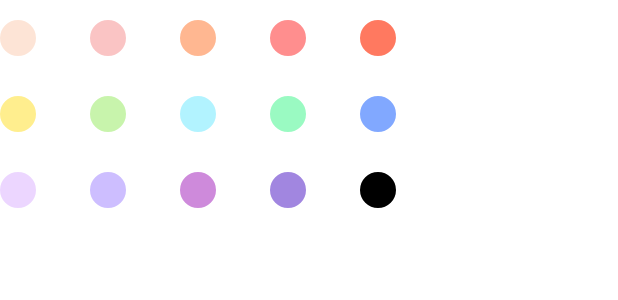
After one commit to LeeJangHee/my-movie-diary, an Android app: the layout layout_color_first.xml on its own in the app's theme, with its tools: preview values and no code run, on a phone screen of 412 x 824 dp. The commit adds this screen. Shown: the top 300 px of the screen. Run offline under Robolectric (Android 15) with nearby library versions, the phone set to English and light mode, and no system bars.

Commit message:
- 처음 색상 선택 수정

```diff
--- a/app/src/main/java/com/devlee/mymoviediary/presentation/adapter/category/MainCategoryAdapter.kt
+++ b/app/src/main/java/com/devlee/mymoviediary/presentation/adapter/category/MainCategoryAdapter.kt
@@ -14,6 +14,7 @@ import com.devlee.mymoviediary.R
 import com.devlee.mymoviediary.data.database.entity.CategoryEntity
 import com.devlee.mymoviediary.data.model.Category
 import com.devlee.mymoviediary.databinding.ItemCategoryBinding
+import com.devlee.mymoviediary.databinding.LayoutColorFirstBinding
 import com.devlee.mymoviediary.databinding.LayoutColorFirstPickerBinding
 import com.devlee.mymoviediary.utils.MyDiaryDiffUtil
 import com.devlee.mymoviediary.utils.categoryErrorView
@@ -265,8 +266,8 @@ class MainCategoryAdapter(
         }
 
         fun firstColorPickDialog() {
-            val firstColorPickBinding = LayoutColorFirstPickerBinding.inflate(LayoutInflater.from(binding.root.context))
-            firstColorPickBinding.adapter = FirstColorPickAdapter()
+            val firstColorPickBinding = LayoutColorFirstBinding.inflate(LayoutInflater.from(binding.root.context))
+//            firstColorPickBinding.adapter = FirstColorPickAdapter()
 
             val customDialog = CustomDialog.Builder(binding.root.context)
                 .setTitle(R.string.dialog_title_color_pick)
--- a/app/src/main/java/com/devlee/mymoviediary/utils/MyBindingAdapters.kt
+++ b/app/src/main/java/com/devlee/mymoviediary/utils/MyBindingAdapters.kt
@@ -2,15 +2,19 @@ package com.devlee.mymoviediary.utils
 
 import android.graphics.Color
 import android.graphics.Rect
+import android.graphics.drawable.ColorDrawable
+import android.util.Log
 import android.view.View
 import android.widget.EditText
 import android.widget.ImageView
+import android.widget.LinearLayout
 import android.widget.TextView
 import androidx.annotation.ColorInt
 import androidx.appcompat.widget.AppCompatTextView
 import androidx.databinding.BindingAdapter
 import androidx.recyclerview.widget.GridLayoutManager
 import androidx.recyclerview.widget.RecyclerView
+import androidx.recyclerview.widget.StaggeredGridLayoutManager
 import coil.load
 import com.devlee.mymoviediary.R
 import com.devlee.mymoviediary.data.model.Category
@@ -131,22 +135,24 @@ fun RecyclerView.setFirstColorAdapter(adapter: FirstColorPickAdapter) {
         getColorRes(this.context, R.color.all_pick_14)
     )
     this.apply {
+        val spanCount = 5
+        layoutManager = GridLayoutManager(context, spanCount)
+
         this.adapter = adapter.apply {
             // 아이템 set
             setColorIdList(colorList)
-            layoutManager = GridLayoutManager(context, 5)
 
             // 아이템 아래 간격
             addItemDecoration(object : RecyclerView.ItemDecoration() {
                 override fun getItemOffsets(outRect: Rect, view: View, parent: RecyclerView, state: RecyclerView.State) {
                     super.getItemOffsets(outRect, view, parent, state)
 
-                    val bottom = 26f.convertDpToPx()
+                    val mBottom = 26f.convertDpToPx()
                     val horizontal = context.resources.getDimension(R.dimen.dp_17).toInt()
-                    outRect.left = horizontal
-                    outRect.right = horizontal
+
+
                     if (parent.getChildAdapterPosition(view) < 10) {
-                        outRect.bottom = bottom
+                        outRect.bottom = mBottom
                     }
                 }
             })
--- a/app/src/main/java/com/devlee/mymoviediary/viewmodels/MyDiaryViewModel.kt
+++ b/app/src/main/java/com/devlee/mymoviediary/viewmodels/MyDiaryViewModel.kt
@@ -1,5 +1,8 @@
 package com.devlee.mymoviediary.viewmodels
 
+import android.graphics.drawable.ColorDrawable
+import android.util.Log
+import android.view.View
 import androidx.databinding.ObservableBoolean
 import androidx.lifecycle.MutableLiveData
 import androidx.lifecycle.ViewModel
@@ -10,6 +13,7 @@ import com.devlee.mymoviediary.data.model.Category
 import com.devlee.mymoviediary.data.repository.MyDiaryRepository
 import com.devlee.mymoviediary.presentation.adapter.category.CategoryViewType
 import com.devlee.mymoviediary.utils.Resource
+import com.devlee.mymoviediary.utils.categoryFirstItemClick
 import kotlinx.coroutines.Dispatchers
 import kotlinx.coroutines.delay
 import kotlinx.coroutines.flow.collect
@@ -72,4 +76,12 @@ class MyDiaryViewModel(
         viewModelScope.launch(Dispatchers.IO) {
             repository.updateCategory(category, preCategory)
         }
+
+    fun onFirstItemClick(view: View) {
+        val backgroundColor = view.background
+        if (backgroundColor is ColorDrawable) {
+            Log.d("firstItemClick", "color = ${backgroundColor.color}")
+            categoryFirstItemClick?.invoke(backgroundColor.color)
+        }
+    }
 }
--- /dev/null
+++ b/app/src/main/res/layout/layout_color_first.xml
@@ -0,0 +1,181 @@
+<?xml version="1.0" encoding="utf-8"?>
+<layout xmlns:android="http://schemas.android.com/apk/res/android"
+    xmlns:app="http://schemas.android.com/apk/res-auto">
+
+    <data>
+        <import type="android.view.View" />
+        <variable
+            name="viewModel"
+            type="com.devlee.mymoviediary.viewmodels.MyDiaryViewModel" />
+    </data>
+
+    <TableLayout
+        android:layout_width="wrap_content"
+        android:layout_height="wrap_content"
+        app:layout_constraintBottom_toBottomOf="parent"
+        app:layout_constraintEnd_toEndOf="parent"
+        app:layout_constraintStart_toStartOf="parent"
+        app:layout_constraintTop_toTopOf="parent">
+
+        <TableRow>
+
+            <com.google.android.material.imageview.ShapeableImageView
+                android:id="@+id/colorFirst0"
+                android:layout_width="24dp"
+                android:layout_height="24dp"
+                android:background="@color/all_pick_0"
+                android:onClickListener="@{v -> viewModel.onFirstItemClick(v)}"
+                android:layout_marginEnd="@dimen/dp_18"
+                android:layout_marginVertical="13dp"
+                app:shapeAppearanceOverlay="@style/circleImage" />
+
+            <com.google.android.material.imageview.ShapeableImageView
+                android:id="@+id/colorFirst1"
+                android:layout_width="24dp"
+                android:layout_height="24dp"
+                android:background="@color/all_pick_1"
+                android:onClickListener="@{v -> viewModel.onFirstItemClick(v)}"
+                android:layout_marginHorizontal="@dimen/dp_18"
+                android:layout_marginVertical="13dp"
+                app:shapeAppearanceOverlay="@style/circleImage" />
+
+            <com.google.android.material.imageview.ShapeableImageView
+                android:id="@+id/colorFirst2"
+                android:layout_width="24dp"
+                android:layout_height="24dp"
+                android:background="@color/all_pick_2"
+                android:onClickListener="@{v -> viewModel.onFirstItemClick(v)}"
+                android:layout_marginHorizontal="@dimen/dp_18"
+                android:layout_marginVertical="13dp"
+                app:shapeAppearanceOverlay="@style/circleImage" />
+
+            <com.google.android.material.imageview.ShapeableImageView
+                android:id="@+id/colorFirst3"
+                android:layout_width="24dp"
+                android:layout_height="24dp"
+                android:background="@color/all_pick_3"
+                android:onClickListener="@{v -> viewModel.onFirstItemClick(v)}"
+                android:layout_marginHorizontal="@dimen/dp_18"
+                android:layout_marginVertical="13dp"
+                app:shapeAppearanceOverlay="@style/circleImage" />
+
+            <com.google.android.material.imageview.ShapeableImageView
+                android:id="@+id/colorFirst4"
+                android:layout_width="24dp"
+                android:layout_height="24dp"
+                android:background="@color/all_pick_4"
+                android:onClickListener="@{v -> viewModel.onFirstItemClick(v)}"
+                android:layout_marginHorizontal="@dimen/dp_18"
+                android:layout_marginVertical="13dp"
+                app:shapeAppearanceOverlay="@style/circleImage" />
+        </TableRow>
+
+        <TableRow>
+
+            <com.google.android.material.imageview.ShapeableImageView
+                android:id="@+id/colorFirst5"
+                android:layout_width="24dp"
+                android:layout_height="24dp"
+                android:background="@color/all_pick_5"
+                android:onClickListener="@{v -> viewModel.onFirstItemClick(v)}"
+                android:layout_marginEnd="@dimen/dp_18"
+                android:layout_marginVertical="13dp"
+                app:shapeAppearanceOverlay="@style/circleImage" />
+
+            <com.google.android.material.imageview.ShapeableImageView
+                android:id="@+id/colorFirst6"
+                android:layout_width="24dp"
+                android:layout_height="24dp"
+                android:background="@color/all_pick_6"
+                android:onClickListener="@{v -> viewModel.onFirstItemClick(v)}"
+                android:layout_marginHorizontal="@dimen/dp_18"
+                android:layout_marginVertical="13dp"
+                app:shapeAppearanceOverlay="@style/circleImage" />
+
+            <com.google.android.material.imageview.ShapeableImageView
+                android:id="@+id/colorFirst7"
+                android:layout_width="24dp"
+                android:layout_height="24dp"
+                android:background="@color/all_pick_7"
+                android:onClickListener="@{v -> viewModel.onFirstItemClick(v)}"
+                android:layout_marginHorizontal="@dimen/dp_18"
+                android:layout_marginVertical="13dp"
+                app:shapeAppearanceOverlay="@style/circleImage" />
+
+            <com.google.android.material.imageview.ShapeableImageView
+                android:id="@+id/colorFirst8"
+                android:layout_width="24dp"
+                android:layout_height="24dp"
+                android:background="@color/all_pick_8"
+                android:onClickListener="@{v -> viewModel.onFirstItemClick(v)}"
+                android:layout_marginHorizontal="@dimen/dp_18"
+                android:layout_marginVertical="13dp"
+                app:shapeAppearanceOverlay="@style/circleImage" />
+
+            <com.google.android.material.imageview.ShapeableImageView
+                android:id="@+id/colorFirst9"
+                android:layout_width="24dp"
+                android:layout_height="24dp"
+                android:background="@color/all_pick_9"
+                android:onClickListener="@{v -> viewModel.onFirstItemClick(v)}"
+                android:layout_marginHorizontal="@dimen/dp_18"
+                android:layout_marginVertical="13dp"
+                app:shapeAppearanceOverlay="@style/circleImage" />
+        </TableRow>
+
+        <TableRow>
+
+            <com.google.android.material.imageview.ShapeableImageView
+                android:id="@+id/colorFirst10"
+                android:layout_width="24dp"
+                android:layout_height="24dp"
+                android:background="@color/all_pick_10"
+                android:onClickListener="@{v -> viewModel.onFirstItemClick(v)}"
+                android:layout_marginEnd="@dimen/dp_18"
+                android:layout_marginVertical="13dp"
+                app:shapeAppearanceOverlay="@style/circleImage" />
+
+            <com.google.android.material.imageview.ShapeableImageView
+                android:id="@+id/colorFirst11"
+                android:layout_width="24dp"
+                android:layout_height="24dp"
+                android:background="@color/all_pick_11"
+                android:onClickListener="@{v -> viewModel.onFirstItemClick(v)}"
+                android:layout_marginHorizontal="@dimen/dp_18"
+                android:layout_marginVertical="13dp"
+                app:shapeAppearanceOverlay="@style/circleImage" />
+
+            <com.google.android.material.imageview.ShapeableImageView
+                android:id="@+id/colorFirst12"
+                android:layout_width="24dp"
+                android:layout_height="24dp"
+                android:background="@color/all_pick_12"
+                android:onClickListener="@{v -> viewModel.onFirstItemClick(v)}"
+                android:layout_marginHorizontal="@dimen/dp_18"
+                android:layout_marginVertical="13dp"
+                app:shapeAppearanceOverlay="@style/circleImage" />
+
+            <com.google.android.material.imageview.ShapeableImageView
+                android:id="@+id/colorFirst13"
+                android:layout_width="24dp"
+                android:layout_height="24dp"
+                android:background="@color/all_pick_13"
+                android:onClickListener="@{v -> viewModel.onFirstItemClick(v)}"
+                android:layout_marginHorizontal="@dimen/dp_18"
+                android:layout_marginVertical="13dp"
+                app:shapeAppearanceOverlay="@style/circleImage" />
+
+            <com.google.android.material.imageview.ShapeableImageView
+                android:id="@+id/colorFirst14"
+                android:layout_width="24dp"
+                android:layout_height="24dp"
+                android:background="@color/all_pick_14"
+                android:onClickListener="@{v -> viewModel.onFirstItemClick(v)}"
+                android:layout_marginHorizontal="@dimen/dp_18"
+                android:layout_marginVertical="13dp"
+                app:shapeAppearanceOverlay="@style/circleImage" />
+        </TableRow>
+
+    </TableLayout>
+
+</layout>
--- a/app/src/main/res/layout/layout_color_first_picker.xml
+++ b/app/src/main/res/layout/layout_color_first_picker.xml
@@ -11,7 +11,7 @@
         android:layout_width="match_parent"
         android:layout_height="wrap_content"
         android:paddingVertical="32dp"
-        android:paddingHorizontal="@dimen/dp_16">
+        android:paddingHorizontal="@dimen/dp_18">
 
         <androidx.recyclerview.widget.RecyclerView
             android:id="@+id/colorFirstRecycler"
@@ -22,7 +22,8 @@
             app:layout_constraintEnd_toEndOf="parent"
             app:layout_constraintHorizontal_bias="0.5"
             app:layout_constraintStart_toStartOf="parent"
-            app:layout_constraintTop_toTopOf="parent" />
+            app:layout_constraintTop_toTopOf="parent"
+            tools:listitem="@layout/item_color_first"/>
 
     </androidx.constraintlayout.widget.ConstraintLayout>
 </layout>
--- a/app/src/main/res/values/themes.xml
+++ b/app/src/main/res/values/themes.xml
@@ -81,15 +81,14 @@
 
     <!--  Dialog  -->
     <style name="DialogTitleStyle" parent="AppTheme.DefaultTextStyle">
-        <item name="android:textSize">16dp</item>
-        <item name="android:fontFamily">@font/noto_sans_kr_bold</item>
+        <item name="android:textSize">17dp</item>
         <item name="android:textColor">@color/color_de000000</item>
         <item name="android:lineHeight" tools:ignore="NewApi">24dp</item>
         <item name="android:layout_marginTop">@dimen/dp_24</item>
     </style>
 
     <style name="DialogButtonTextStyle" parent="AppTheme.DefaultTextStyle">
-        <item name="android:textSize">17dp</item>
+        <item name="android:textSize">16dp</item>
         <item name="android:lineHeight" tools:ignore="NewApi">24dp</item>
         <item name="android:gravity">center</item>
         <item name="android:layout_width">wrap_content</item>
```
